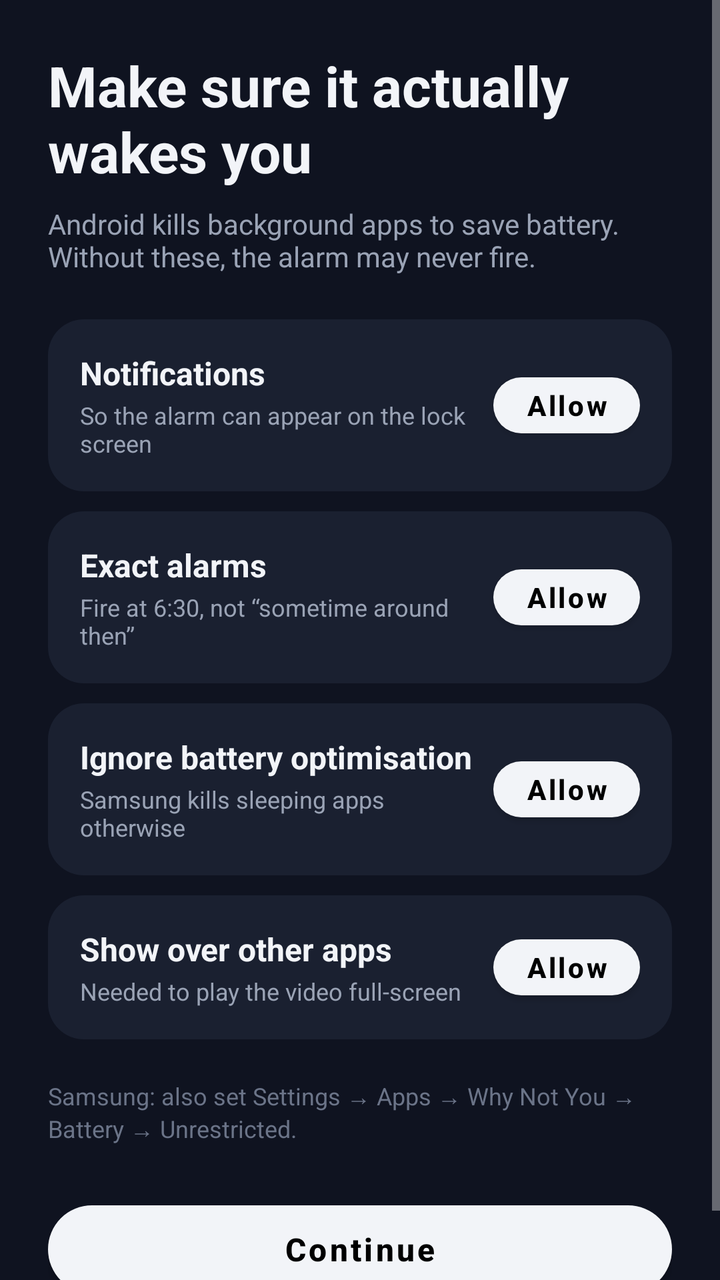
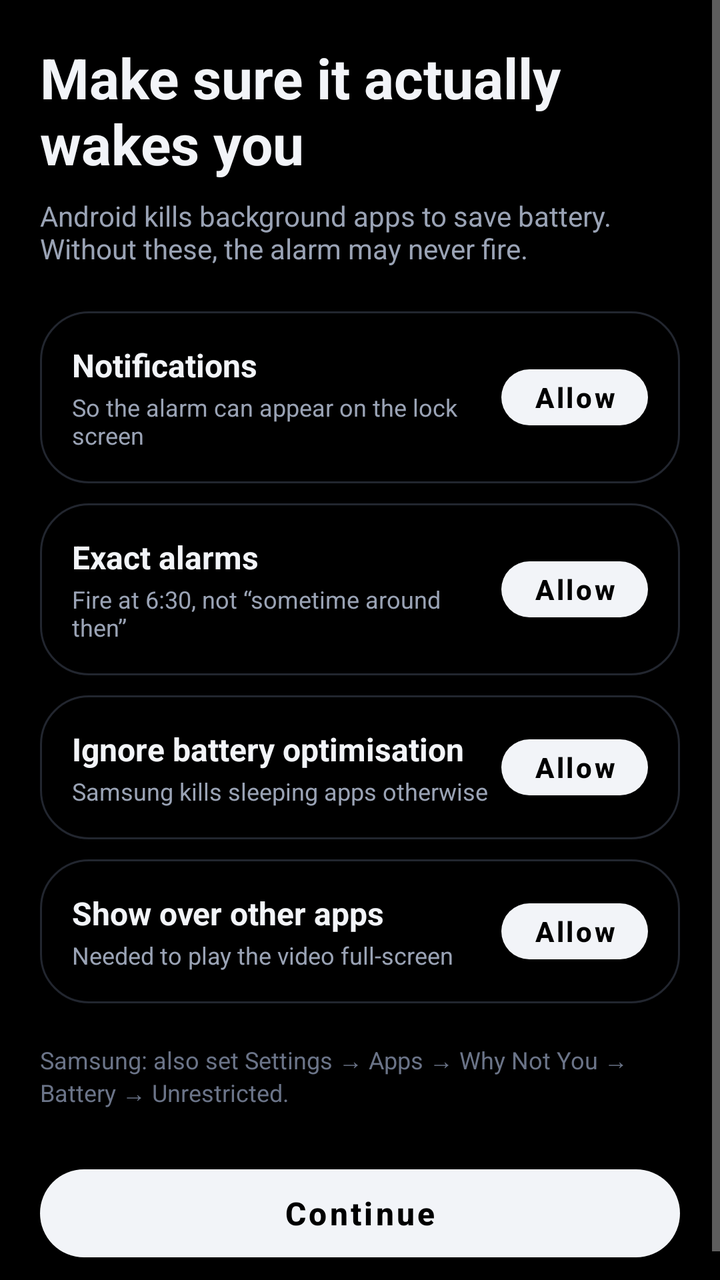

Compare the two renders of this Android layout. The source of the first and the diff that turns it into the second are given below.
<!-- AndroidManifest.xml: application theme Theme.WhyNotYou -->
<!-- res/layout/activity_setup.xml -->
<?xml version="1.0" encoding="utf-8"?>
<ScrollView xmlns:android="http://schemas.android.com/apk/res/android"
    android:layout_width="match_parent"
    android:layout_height="match_parent"
    android:background="#0F1320"
    android:fillViewport="true">

    <LinearLayout
        android:layout_width="match_parent"
        android:layout_height="wrap_content"
        android:orientation="vertical"
        android:padding="24dp"
        android:paddingTop="48dp">

        <TextView
            android:layout_width="wrap_content"
            android:layout_height="wrap_content"
            android:text="Make sure it actually wakes you"
            android:textColor="#F2F4F8"
            android:textSize="28sp"
            android:textStyle="bold" />

        <TextView
            android:layout_width="wrap_content"
            android:layout_height="wrap_content"
            android:layout_marginTop="8dp"
            android:layout_marginBottom="12dp"
            android:text="Android kills background apps to save battery. Without these, the alarm may never fire."
            android:textColor="#9AA3B5"
            android:textSize="14sp" />

        <LinearLayout
            android:id="@+id/row_notif"
            android:layout_width="match_parent"
            android:layout_height="wrap_content"
            android:layout_marginTop="10dp"
            android:background="@drawable/bg_card"
            android:gravity="center_vertical"
            android:orientation="horizontal"
            android:padding="16dp">

            <LinearLayout
                android:layout_width="0dp"
                android:layout_height="wrap_content"
                android:layout_weight="1"
                android:orientation="vertical">
                <TextView
                    android:layout_width="wrap_content"
                    android:layout_height="wrap_content"
                    android:text="Notifications"
                    android:textColor="#F2F4F8"
                    android:textSize="16sp"
                    android:textStyle="bold" />
                <TextView
                    android:layout_width="wrap_content"
                    android:layout_height="wrap_content"
                    android:layout_marginTop="2dp"
                    android:text="So the alarm can appear on the lock screen"
                    android:textColor="#9AA3B5"
                    android:textSize="12sp" />
            </LinearLayout>

            <Button
                android:id="@+id/btn_notif"
                style="@style/SmallPrimaryButton"
                android:text="Allow" />

            <TextView
                android:id="@+id/tick_notif"
                android:layout_width="wrap_content"
                android:layout_height="wrap_content"
                android:text="✓"
                android:textColor="#7FDB9C"
                android:textSize="22sp"
                android:textStyle="bold"
                android:visibility="gone" />
        </LinearLayout>

        <LinearLayout
            android:id="@+id/row_exact"
            android:layout_width="match_parent"
            android:layout_height="wrap_content"
            android:layout_marginTop="10dp"
            android:background="@drawable/bg_card"
            android:gravity="center_vertical"
            android:orientation="horizontal"
            android:padding="16dp">

            <LinearLayout
                android:layout_width="0dp"
                android:layout_height="wrap_content"
                android:layout_weight="1"
                android:orientation="vertical">
                <TextView
                    android:layout_width="wrap_content"
                    android:layout_height="wrap_content"
                    android:text="Exact alarms"
                    android:textColor="#F2F4F8"
                    android:textSize="16sp"
                    android:textStyle="bold" />
                <TextView
                    android:layout_width="wrap_content"
                    android:layout_height="wrap_content"
                    android:layout_marginTop="2dp"
                    android:text="Fire at 6:30, not “sometime around then”"
                    android:textColor="#9AA3B5"
                    android:textSize="12sp" />
            </LinearLayout>

            <Button
                android:id="@+id/btn_exact"
                style="@style/SmallPrimaryButton"
                android:text="Allow" />

            <TextView
                android:id="@+id/tick_exact"
                android:layout_width="wrap_content"
                android:layout_height="wrap_content"
                android:text="✓"
                android:textColor="#7FDB9C"
                android:textSize="22sp"
                android:textStyle="bold"
                android:visibility="gone" />
        </LinearLayout>

        <LinearLayout
            android:id="@+id/row_battery"
            android:layout_width="match_parent"
            android:layout_height="wrap_content"
            android:layout_marginTop="10dp"
            android:background="@drawable/bg_card"
            android:gravity="center_vertical"
            android:orientation="horizontal"
            android:padding="16dp">

            <LinearLayout
                android:layout_width="0dp"
                android:layout_height="wrap_content"
                android:layout_weight="1"
                android:orientation="vertical">
                <TextView
                    android:layout_width="wrap_content"
                    android:layout_height="wrap_content"
                    android:text="Ignore battery optimisation"
                    android:textColor="#F2F4F8"
                    android:textSize="16sp"
                    android:textStyle="bold" />
                <TextView
                    android:layout_width="wrap_content"
                    android:layout_height="wrap_content"
                    android:layout_marginTop="2dp"
                    android:text="Samsung kills sleeping apps otherwise"
                    android:textColor="#9AA3B5"
                    android:textSize="12sp" />
            </LinearLayout>

            <Button
                android:id="@+id/btn_battery"
                style="@style/SmallPrimaryButton"
                android:text="Allow" />

            <TextView
                android:id="@+id/tick_battery"
                android:layout_width="wrap_content"
                android:layout_height="wrap_content"
                android:text="✓"
                android:textColor="#7FDB9C"
                android:textSize="22sp"
                android:textStyle="bold"
                android:visibility="gone" />
        </LinearLayout>

        <LinearLayout
            android:id="@+id/row_overlay"
            android:layout_width="match_parent"
            android:layout_height="wrap_content"
            android:layout_marginTop="10dp"
            android:background="@drawable/bg_card"
            android:gravity="center_vertical"
            android:orientation="horizontal"
            android:padding="16dp">

            <LinearLayout
                android:layout_width="0dp"
                android:layout_height="wrap_content"
                android:layout_weight="1"
                android:orientation="vertical">
                <TextView
                    android:layout_width="wrap_content"
                    android:layout_height="wrap_content"
                    android:text="Show over other apps"
                    android:textColor="#F2F4F8"
                    android:textSize="16sp"
                    android:textStyle="bold" />
                <TextView
                    android:layout_width="wrap_content"
                    android:layout_height="wrap_content"
                    android:layout_marginTop="2dp"
                    android:text="Needed to play the video full-screen"
                    android:textColor="#9AA3B5"
                    android:textSize="12sp" />
            </LinearLayout>

            <Button
                android:id="@+id/btn_overlay"
                style="@style/SmallPrimaryButton"
                android:text="Allow" />

            <TextView
                android:id="@+id/tick_overlay"
                android:layout_width="wrap_content"
                android:layout_height="wrap_content"
                android:text="✓"
                android:textColor="#7FDB9C"
                android:textSize="22sp"
                android:textStyle="bold"
                android:visibility="gone" />
        </LinearLayout>

        <TextView
            android:layout_width="wrap_content"
            android:layout_height="wrap_content"
            android:layout_marginTop="20dp"
            android:text="Samsung: also set Settings → Apps → Why Not You → Battery → Unrestricted."
            android:textColor="#6B7488"
            android:textSize="12sp" />

        <Button
            android:id="@+id/btn_continue"
            style="@style/PrimaryButton"
            android:layout_marginTop="24dp"
            android:text="Continue" />
    </LinearLayout>
</ScrollView>
<!-- resources referenced by this layout -->
<resources>
  <!-- drawable bg_card (drawable) -->
  <?xml version="1.0" encoding="utf-8"?>
  <shape xmlns:android="http://schemas.android.com/apk/res/android" android:shape="rectangle">
      <solid android:color="#1A2030" />
      <corners android:radius="18dp" />
  </shape>
  <style name="PrimaryButton" parent="Widget.MaterialComponents.Button">
          <item name="android:layout_width">match_parent</item>
          <item name="android:layout_height">56dp</item>
          <item name="android:textAllCaps">false</item>
          <item name="android:textStyle">bold</item>
          <item name="android:textSize">16sp</item>
          <item name="backgroundTint">#F2F4F8</item>
          <item name="android:textColor">#000000</item>
          <item name="cornerRadius">28dp</item>
      </style>
  <style name="SmallPrimaryButton" parent="Widget.MaterialComponents.Button">
          <item name="android:layout_width">wrap_content</item>
          <item name="android:layout_height">40dp</item>
          <item name="android:minWidth">0dp</item>
          <item name="android:paddingStart">16dp</item>
          <item name="android:paddingEnd">16dp</item>
          <item name="android:textAllCaps">false</item>
          <item name="android:textStyle">bold</item>
          <item name="backgroundTint">#F2F4F8</item>
          <item name="android:textColor">#000000</item>
          <item name="cornerRadius">20dp</item>
      </style>
  <style name="Theme.WhyNotYou" parent="Theme.MaterialComponents.NoActionBar">
          <item name="colorPrimary">#F2F4F8</item>
          <item name="colorOnPrimary">#000000</item>
          <item name="colorSecondary">#F2F4F8</item>
          <item name="colorAccent">#F2F4F8</item>
          <item name="android:statusBarColor">#000000</item>
          <item name="android:navigationBarColor">#000000</item>
          <item name="android:windowBackground">#000000</item>
          <item name="android:textColorPrimary">#F2F4F8</item>
          <item name="android:colorControlActivated">#F2F4F8</item>
          <item name="android:timePickerStyle">@style/TimePickerDark</item>
          <item name="android:alertDialogTheme">@style/DialogDark</item>
          <item name="materialAlertDialogTheme">@style/DialogDark</item>
      </style>
  <style name="TimePickerDark" parent="android:Widget.Material.TimePicker">
          <item name="android:headerBackground">#0B0D12</item>
          <item name="android:numbersBackgroundColor">#15181F</item>
          <item name="android:numbersSelectorColor">#F2F4F8</item>
          <item name="android:numbersTextColor">#F2F4F8</item>
      </style>
  <style name="DialogDark" parent="Theme.MaterialComponents.Dialog">
          <item name="colorPrimary">#F2F4F8</item>
          <item name="colorAccent">#F2F4F8</item>
          <item name="android:background">#0B0D12</item>
          <item name="android:textColorPrimary">#F2F4F8</item>
          <item name="android:textColorSecondary">#7A8294</item>
      </style>
</resources>

<!-- the commit's change to res/layout/activity_setup.xml (unified diff, before → after) -->
@@ -2,15 +2,15 @@
 <ScrollView xmlns:android="http://schemas.android.com/apk/res/android"
     android:layout_width="match_parent"
     android:layout_height="match_parent"
-    android:background="#0F1320"
+    android:background="#000000"
     android:fillViewport="true">
 
     <LinearLayout
         android:layout_width="match_parent"
         android:layout_height="wrap_content"
         android:orientation="vertical"
-        android:padding="24dp"
-        android:paddingTop="48dp">
+        android:padding="20dp"
+        android:paddingTop="56dp">
 
         <TextView
             android:layout_width="wrap_content"
@@ -34,7 +34,7 @@
             android:layout_width="match_parent"
             android:layout_height="wrap_content"
             android:layout_marginTop="10dp"
-            android:background="@drawable/bg_card"
+            android:background="@drawable/bg_box"
             android:gravity="center_vertical"
             android:orientation="horizontal"
             android:padding="16dp">
@@ -81,7 +81,7 @@
             android:layout_width="match_parent"
             android:layout_height="wrap_content"
             android:layout_marginTop="10dp"
-            android:background="@drawable/bg_card"
+            android:background="@drawable/bg_box"
             android:gravity="center_vertical"
             android:orientation="horizontal"
             android:padding="16dp">
@@ -128,7 +128,7 @@
             android:layout_width="match_parent"
             android:layout_height="wrap_content"
             android:layout_marginTop="10dp"
-            android:background="@drawable/bg_card"
+            android:background="@drawable/bg_box"
             android:gravity="center_vertical"
             android:orientation="horizontal"
             android:padding="16dp">
@@ -175,7 +175,7 @@
             android:layout_width="match_parent"
             android:layout_height="wrap_content"
             android:layout_marginTop="10dp"
-            android:background="@drawable/bg_card"
+            android:background="@drawable/bg_box"
             android:gravity="center_vertical"
             android:orientation="horizontal"
             android:padding="16dp">
<!-- resource entries referenced after the edit -->
@@ -1,10 +1,11 @@
 <!-- resources referenced by this layout -->
 <resources>
-  <!-- drawable bg_card (drawable) -->
+  <!-- drawable bg_box (drawable) -->
   <?xml version="1.0" encoding="utf-8"?>
   <shape xmlns:android="http://schemas.android.com/apk/res/android" android:shape="rectangle">
-      <solid android:color="#1A2030" />
-      <corners android:radius="18dp" />
+      <solid android:color="#000000" />
+      <stroke android:width="1dp" android:color="#22262F" />
+      <corners android:radius="24dp" />
   </shape>
   <style name="PrimaryButton" parent="Widget.MaterialComponents.Button">
           <item name="android:layout_width">match_parent</item>
